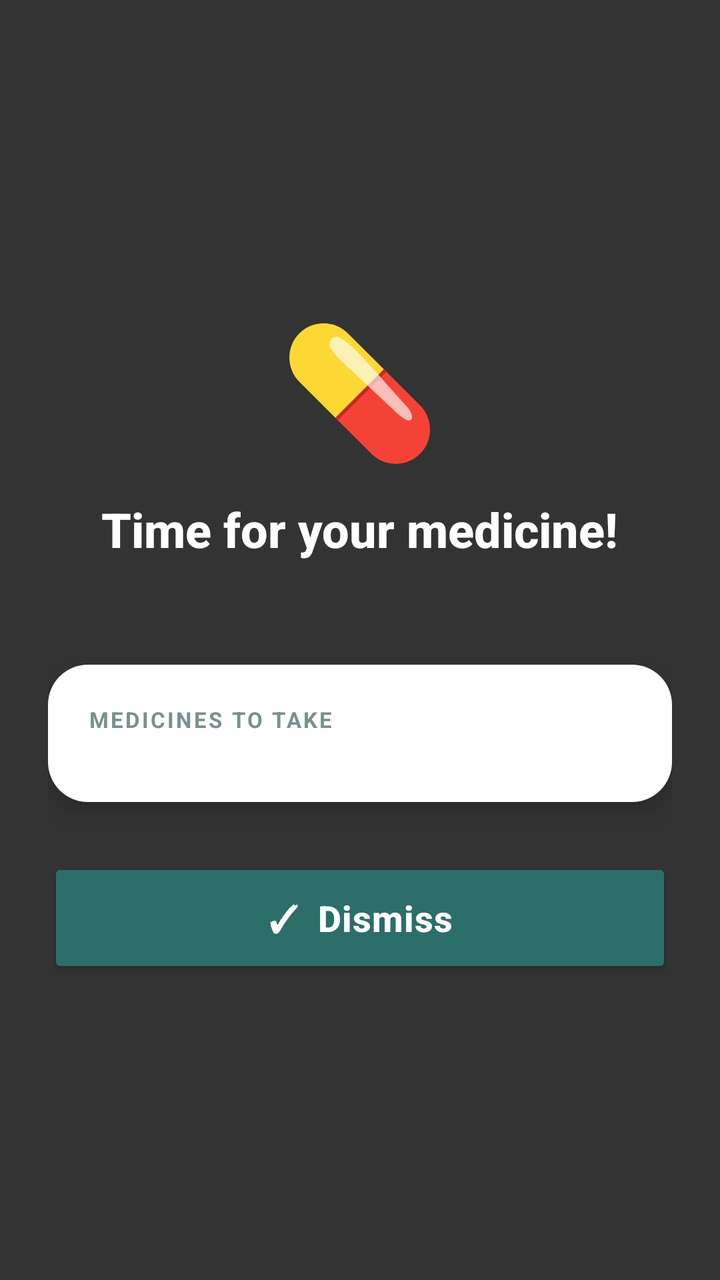
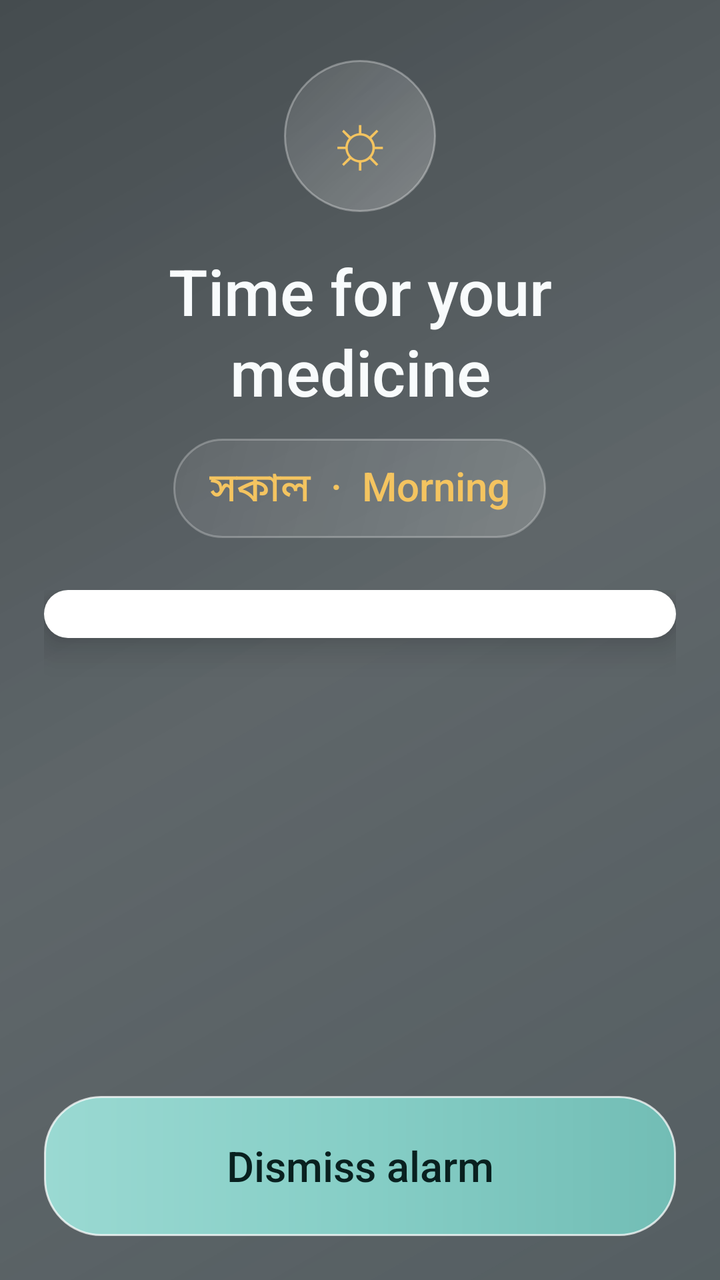

Two renders of the same Android screen: before a commit and after it. Below are the layout's source before the change and the commit's diff.
<!-- AndroidManifest.xml: activity theme Theme.MediTrack.Reminder -->
<!-- res/layout/activity_reminder.xml -->
<?xml version="1.0" encoding="utf-8"?>
<FrameLayout xmlns:android="http://schemas.android.com/apk/res/android"
    android:layout_width="match_parent"
    android:layout_height="match_parent"
    android:background="#CC000000">

    <LinearLayout
        android:layout_width="match_parent"
        android:layout_height="wrap_content"
        android:layout_gravity="center"
        android:orientation="vertical"
        android:gravity="center_horizontal"
        android:paddingStart="24dp"
        android:paddingEnd="24dp">

        
        <TextView
            android:id="@+id/reminderIcon"
            android:layout_width="wrap_content"
            android:layout_height="wrap_content"
            android:text="💊"
            android:textSize="64sp"
            android:layout_marginBottom="12dp" />

        
        <TextView
            android:id="@+id/reminderTitle"
            android:layout_width="wrap_content"
            android:layout_height="wrap_content"
            android:text="Time for your medicine!"
            android:textColor="#FFFFFF"
            android:textSize="24sp"
            android:textStyle="bold"
            android:fontFamily="sans-serif-medium"
            android:layout_marginBottom="6dp" />

        
        <TextView
            android:id="@+id/reminderSlot"
            android:layout_width="wrap_content"
            android:layout_height="wrap_content"
            android:textColor="#B0BEC5"
            android:textSize="16sp"
            android:textStyle="bold"
            android:layout_marginBottom="24dp" />

        
        <LinearLayout
            android:layout_width="match_parent"
            android:layout_height="wrap_content"
            android:orientation="vertical"
            android:background="@drawable/reminder_card_bg"
            android:padding="20dp"
            android:elevation="8dp">

            <TextView
                android:layout_width="wrap_content"
                android:layout_height="wrap_content"
                android:text="MEDICINES TO TAKE"
                android:textColor="#7A9090"
                android:textSize="11sp"
                android:textStyle="bold"
                android:letterSpacing="0.1"
                android:layout_marginBottom="14dp" />

            
            <LinearLayout
                android:id="@+id/medicineListContainer"
                android:layout_width="match_parent"
                android:layout_height="wrap_content"
                android:orientation="vertical" />

        </LinearLayout>

        
        <Button
            android:id="@+id/btnDismiss"
            android:layout_width="match_parent"
            android:layout_height="60dp"
            android:layout_marginTop="28dp"
            android:text="✓  Dismiss"
            android:textColor="#FFFFFF"
            android:textSize="18sp"
            android:textStyle="bold"
            android:textAllCaps="false"
            android:backgroundTint="#2C6E6A"
            android:fontFamily="sans-serif-medium"
            android:letterSpacing="0.02" />

    </LinearLayout>

</FrameLayout>
<!-- resources referenced by this layout -->
<resources>
  <!-- drawable reminder_card_bg (drawable) -->
  <?xml version="1.0" encoding="utf-8"?>
  <shape xmlns:android="http://schemas.android.com/apk/res/android"
      android:shape="rectangle">
      <solid android:color="#FFFFFF" />
      <corners android:radius="20dp" />
  </shape>
  <style name="Theme.MediTrack.Reminder" parent="Theme.Material3.DayNight.NoActionBar">
          <item name="android:windowBackground">@android:color/transparent</item>
          <item name="android:windowIsTranslucent">true</item>
          <item name="android:windowNoTitle">true</item>
          <item name="android:windowFullscreen">true</item>
          <item name="android:backgroundDimEnabled">true</item>
          <item name="android:statusBarColor">@android:color/transparent</item>
          <item name="android:navigationBarColor">@android:color/transparent</item>
      </style>
</resources>

<!-- the commit's change to res/layout/activity_reminder.xml (unified diff, before → after) -->
@@ -1,91 +1,109 @@
 <?xml version="1.0" encoding="utf-8"?>
 <FrameLayout xmlns:android="http://schemas.android.com/apk/res/android"
+    android:id="@+id/reminderRoot"
     android:layout_width="match_parent"
     android:layout_height="match_parent"
-    android:background="#CC000000">
+    android:background="@drawable/reminder_screen_bg">
 
     <LinearLayout
+        android:id="@+id/reminderContent"
         android:layout_width="match_parent"
-        android:layout_height="wrap_content"
-        android:layout_gravity="center"
+        android:layout_height="match_parent"
         android:orientation="vertical"
         android:gravity="center_horizontal"
-        android:paddingStart="24dp"
-        android:paddingEnd="24dp">
+        android:paddingStart="22dp"
+        android:paddingTop="30dp"
+        android:paddingEnd="22dp"
+        android:paddingBottom="22dp">
 
-        
         <TextView
             android:id="@+id/reminderIcon"
-            android:layout_width="wrap_content"
-            android:layout_height="wrap_content"
-            android:text="💊"
-            android:textSize="64sp"
-            android:layout_marginBottom="12dp" />
+            android:layout_width="76dp"
+            android:layout_height="76dp"
+            android:gravity="center"
+            android:background="@drawable/reminder_icon_bg"
+            android:text="☼"
+            android:textColor="#F4C460"
+            android:textSize="38sp"
+            android:fontFamily="sans-serif"
+            android:importantForAccessibility="no" />
 
-        
         <TextView
             android:id="@+id/reminderTitle"
-            android:layout_width="wrap_content"
+            android:layout_width="match_parent"
             android:layout_height="wrap_content"
-            android:text="Time for your medicine!"
-            android:textColor="#FFFFFF"
-            android:textSize="24sp"
-            android:textStyle="bold"
+            android:layout_marginTop="18dp"
+            android:gravity="center"
+            android:text="Time for your medicine"
+            android:textColor="#F8FBFC"
+            android:textSize="32sp"
             android:fontFamily="sans-serif-medium"
-            android:layout_marginBottom="6dp" />
+            android:lineSpacingExtra="3dp"
+            android:maxLines="2" />
 
-        
         <TextView
             android:id="@+id/reminderSlot"
             android:layout_width="wrap_content"
             android:layout_height="wrap_content"
-            android:textColor="#B0BEC5"
-            android:textSize="16sp"
-            android:textStyle="bold"
-            android:layout_marginBottom="24dp" />
+            android:layout_marginTop="12dp"
+            android:background="@drawable/reminder_slot_bg"
+            android:gravity="center"
+            android:paddingStart="18dp"
+            android:paddingTop="10dp"
+            android:paddingEnd="18dp"
+            android:paddingBottom="10dp"
+            android:text="সকাল  ·  Morning"
+            android:textColor="#F4C460"
+            android:textSize="20sp"
+            android:fontFamily="sans-serif-medium" />
 
-        
-        <LinearLayout
+        <ScrollView
+            android:id="@+id/reminderScroll"
             android:layout_width="match_parent"
-            android:layout_height="wrap_content"
-            android:orientation="vertical"
-            android:background="@drawable/reminder_card_bg"
-            android:padding="20dp"
-            android:elevation="8dp">
+            android:layout_height="0dp"
+            android:layout_weight="1"
+            android:layout_marginTop="26dp"
+            android:clipToPadding="false"
+            android:fillViewport="false"
+            android:overScrollMode="ifContentScrolls"
+            android:scrollbars="none">
 
-            <TextView
-                android:layout_width="wrap_content"
-                android:layout_height="wrap_content"
-                android:text="MEDICINES TO TAKE"
-                android:textColor="#7A9090"
-                android:textSize="11sp"
-                android:textStyle="bold"
-                android:letterSpacing="0.1"
-                android:layout_marginBottom="14dp" />
-
-            
             <LinearLayout
-                android:id="@+id/medicineListContainer"
+                android:id="@+id/glassPanel"
                 android:layout_width="match_parent"
                 android:layout_height="wrap_content"
-                android:orientation="vertical" />
+                android:orientation="vertical"
+                android:background="@drawable/reminder_card_bg"
+                android:elevation="10dp"
+                android:padding="12dp">
 
-        </LinearLayout>
+                <LinearLayout
+                    android:id="@+id/medicineListContainer"
+                    android:layout_width="match_parent"
+                    android:layout_height="wrap_content"
+                    android:orientation="vertical" />
 
-        
+            </LinearLayout>
+        </ScrollView>
+
         <Button
             android:id="@+id/btnDismiss"
             android:layout_width="match_parent"
-            android:layout_height="60dp"
-            android:layout_marginTop="28dp"
-            android:text="✓  Dismiss"
-            android:textColor="#FFFFFF"
-            android:textSize="18sp"
-            android:textStyle="bold"
+            android:layout_height="70dp"
+            android:layout_marginTop="18dp"
+            android:background="@drawable/reminder_button_bg"
+            android:backgroundTint="@null"
+            android:fontFamily="sans-serif-medium"
+            android:gravity="center"
+            android:letterSpacing="0"
+            android:minHeight="70dp"
+            android:paddingStart="22dp"
+            android:paddingEnd="22dp"
+            android:stateListAnimator="@null"
+            android:text="Dismiss alarm"
             android:textAllCaps="false"
-            android:backgroundTint="#2C6E6A"
-            android:fontFamily="sans-serif-medium"
-            android:letterSpacing="0.02" />
+            android:textColor="#09201F"
+            android:textSize="21sp" />
 
     </LinearLayout>
 
<!-- resource entries referenced after the edit -->
@@ -1,11 +1,60 @@
 <!-- resources referenced by this layout -->
 <resources>
+  <!-- drawable reminder_button_bg (drawable) -->
+  <?xml version="1.0" encoding="utf-8"?>
+  <shape xmlns:android="http://schemas.android.com/apk/res/android"
+      android:shape="rectangle">
+      <gradient
+          android:angle="0"
+          android:startColor="#9AD9D2"
+          android:centerColor="#86CEC6"
+          android:endColor="#72BDB5" />
+      <stroke
+          android:width="1dp"
+          android:color="#B8FFFFFF" />
+      <corners android:radius="28dp" />
+  </shape>
   <!-- drawable reminder_card_bg (drawable) -->
   <?xml version="1.0" encoding="utf-8"?>
   <shape xmlns:android="http://schemas.android.com/apk/res/android"
       android:shape="rectangle">
       <solid android:color="#FFFFFF" />
       <corners android:radius="20dp" />
+  </shape>
+  <!-- drawable reminder_icon_bg (drawable) -->
+  <?xml version="1.0" encoding="utf-8"?>
+  <shape xmlns:android="http://schemas.android.com/apk/res/android"
+      android:shape="oval">
+      <gradient
+          android:angle="135"
+          android:startColor="#40FFFFFF"
+          android:endColor="#14FFFFFF" />
+      <stroke
+          android:width="1dp"
+          android:color="#50FFFFFF" />
+  </shape>
+  <!-- drawable reminder_screen_bg (drawable) -->
+  <?xml version="1.0" encoding="utf-8"?>
+  <shape xmlns:android="http://schemas.android.com/apk/res/android"
+      android:shape="rectangle">
+      <gradient
+          android:angle="135"
+          android:startColor="#B8142126"
+          android:centerColor="#A90D181D"
+          android:endColor="#C1091216" />
+  </shape>
+  <!-- drawable reminder_slot_bg (drawable) -->
+  <?xml version="1.0" encoding="utf-8"?>
+  <shape xmlns:android="http://schemas.android.com/apk/res/android"
+      android:shape="rectangle">
+      <gradient
+          android:angle="135"
+          android:startColor="#2FFFFFFF"
+          android:endColor="#12FFFFFF" />
+      <stroke
+          android:width="1dp"
+          android:color="#42FFFFFF" />
+      <corners android:radius="40dp" />
   </shape>
   <style name="Theme.MediTrack.Reminder" parent="Theme.Material3.DayNight.NoActionBar">
           <item name="android:windowBackground">@android:color/transparent</item>
